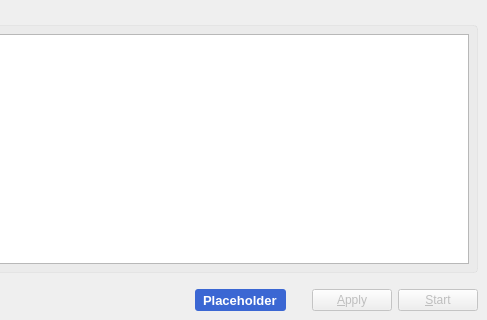
deskflow/deskflow, file src/gui/src/MainWindowBase.ui: the form before one commit; both pictures show x 263 to 750 and y 330 to 650 of the 750 by 650 pixel window.
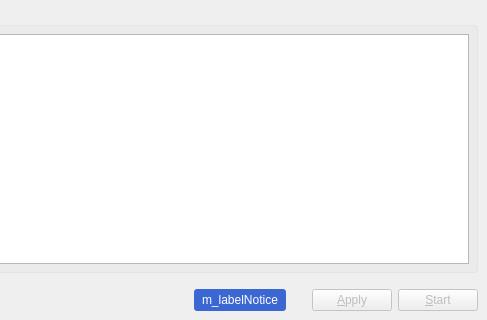
The form after the commit. Icons and pictures are not drawn. Custom widgets are drawn as their Qt base class.

Patch:
```diff
--- a/src/gui/src/MainWindowBase.ui
+++ b/src/gui/src/MainWindowBase.ui
@@ -687,28 +687,19 @@
        </spacer>
       </item>
       <item>
-       <widget class="QLabel" name="m_trialLabel">
-        <property name="font">
-         <font>
-          <family>Arial</family>
-          <pointsize>-1</pointsize>
-          <bold>true</bold>
-         </font>
-        </property>
+       <widget class="QLabel" name="m_labelNotice">
         <property name="autoFillBackground">
          <bool>false</bool>
         </property>
         <property name="styleSheet">
-         <string notr="true">font-size: 13px;
-font-weight: 700;
-padding: 3px 5px;
+         <string notr="true">padding: 3px 5px;
 border-radius: 3px;
 background-color: #3B67D3;
 color: #ffffff;
 top: 3px;</string>
         </property>
         <property name="text">
-         <string notr="true">Placeholder</string>
+         <string notr="true">m_labelNotice</string>
         </property>
         <property name="alignment">
          <set>Qt::AlignLeading|Qt::AlignLeft|Qt::AlignVCenter</set>
```
Left out of the diff: 54 changed lines with no effect on the pictures.
